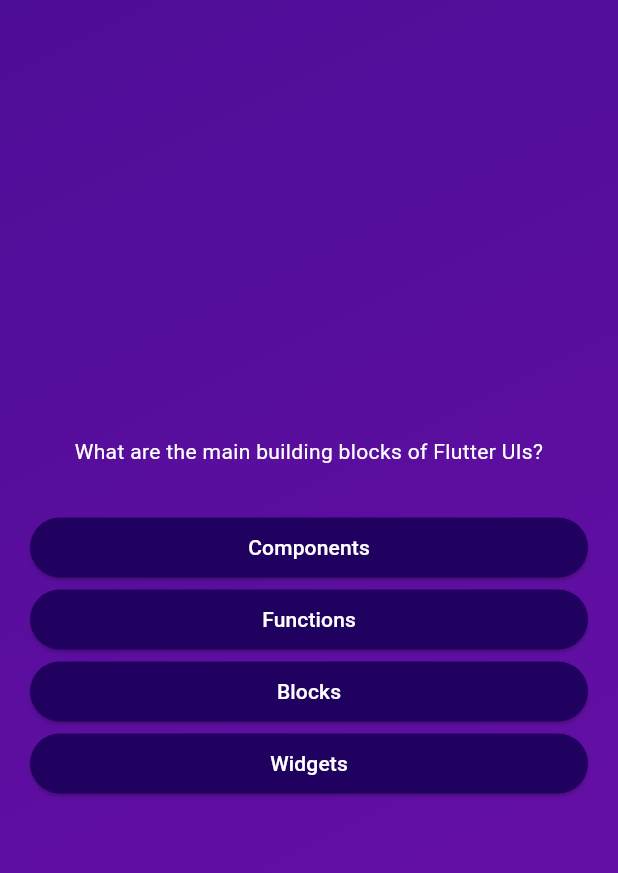
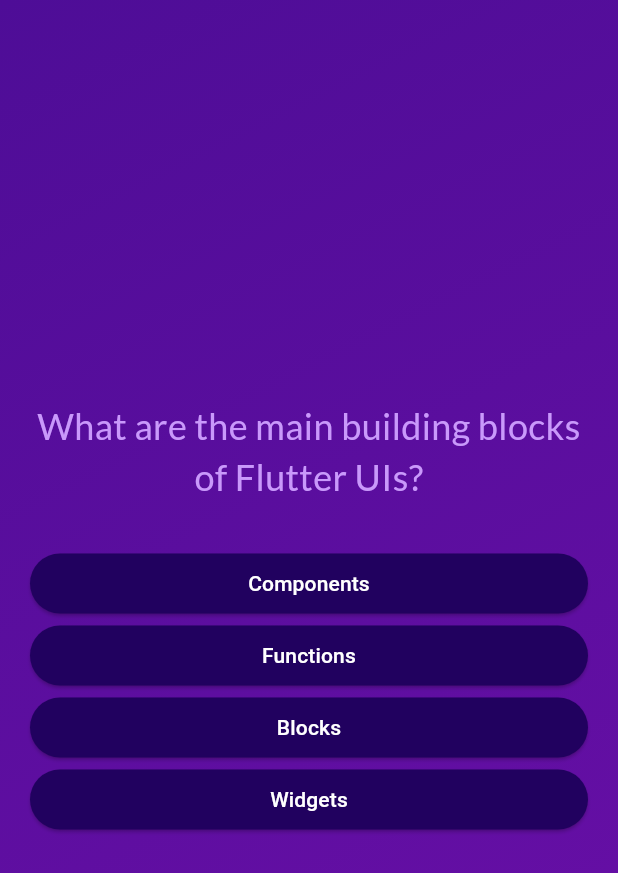
Before and after one commit to zzz-icy/flutter_advanced_basics, a Flutter app: the screen it shows after launch, after a tap on "Start Quiz", on a phone screen of 412 x 824 dp. Shown: the top 873 px of the screen. Run offline on Flutter 3.47's test engine with Material 3 defaults, Android fonts, the phone set to English and light mode, and no system bars; our stand-ins replace google_fonts.

Commit message:
added google fonts

```diff
--- a/lib/answer_button.dart
+++ b/lib/answer_button.dart
@@ -15,7 +15,10 @@ class AnswerButton extends StatelessWidget {
           foregroundColor: Colors.white,
           shape:
               RoundedRectangleBorder(borderRadius: BorderRadius.circular(40))),
-      child: Text(text),
+      child: Text(
+        text,
+        textAlign: TextAlign.center,
+      ),
     );
   }
 }
--- a/lib/questions_screen.dart
+++ b/lib/questions_screen.dart
@@ -1,6 +1,7 @@
 import 'package:adv_basics/answer_button.dart';
 import 'package:adv_basics/data/questions.dart';
 import 'package:flutter/material.dart';
+import 'package:google_fonts/google_fonts.dart';
 
 class QuestionsScreen extends StatefulWidget {
   const QuestionsScreen({super.key});
@@ -12,9 +13,20 @@ class QuestionsScreen extends StatefulWidget {
 }
 
 class _QuestionsSate extends State<QuestionsScreen> {
+  var currentQuestionIndex = 0;
+
+  answerQuestion() {
+    // currentQuestionIndex = currentQuestionIndex + 1;
+    // currentQuestionIndex += 1;
+
+    setState(() {
+      currentQuestionIndex++;
+    });
+  }
+
   @override
   Widget build(BuildContext context) {
-    final currentQuestion = questions[0];
+    final currentQuestion = questions[currentQuestionIndex];
     return SizedBox(
       width: double.infinity,
       child: Container(
@@ -25,7 +37,9 @@ class _QuestionsSate extends State<QuestionsScreen> {
           children: [
             Text(
               currentQuestion.text,
-              style: const TextStyle(color: Colors.white),
+              style: GoogleFonts.lato(
+                  color: const Color.fromARGB(255, 201, 153, 251),
+                  fontSize: 24),
               textAlign: TextAlign.center,
             ),
             const SizedBox(
@@ -34,7 +48,7 @@ class _QuestionsSate extends State<QuestionsScreen> {
             ...currentQuestion.getShuffledAnswers().map((item) {
               return AnswerButton(
                 text: item,
-                onTap: () {},
+                onTap: answerQuestion,
               );
             })
           ],
--- a/lib/start_screen.dart
+++ b/lib/start_screen.dart
@@ -1,4 +1,5 @@
 import 'package:flutter/material.dart';
+import 'package:google_fonts/google_fonts.dart';
 
 class StartScreen extends StatelessWidget {
   const StartScreen(this.startQuiz, {super.key});
@@ -21,10 +22,10 @@ class StartScreen extends StatelessWidget {
             color: const Color.fromARGB(150, 255, 255, 255),
           ),
           const SizedBox(height: 80),
-          const Text(
+          Text(
             'Start screen',
-            style: TextStyle(
-                color: Color.fromARGB(255, 180, 169, 200), fontSize: 24),
+            style: GoogleFonts.lato(
+                color: const Color.fromARGB(255, 199, 171, 247), fontSize: 24),
           ),
           const SizedBox(height: 30),
           OutlinedButton.icon(
--- a/pubspec.yaml
+++ b/pubspec.yaml
@@ -34,6 +34,7 @@ dependencies:
   # The following adds the Cupertino Icons font to your application.
   # Use with the CupertinoIcons class for iOS style icons.
   cupertino_icons: ^1.0.8
+  google_fonts: ^6.2.1
 
 dev_dependencies:
   flutter_test:
```
Also changed, not shown: pubspec.lock, 10 other files.
